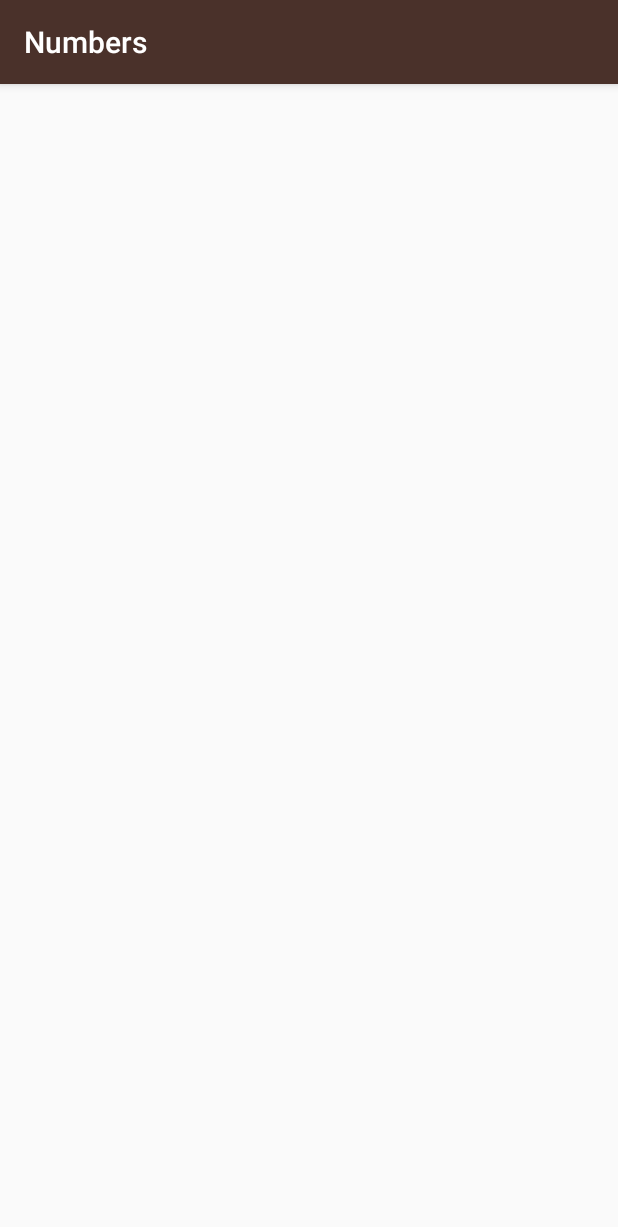
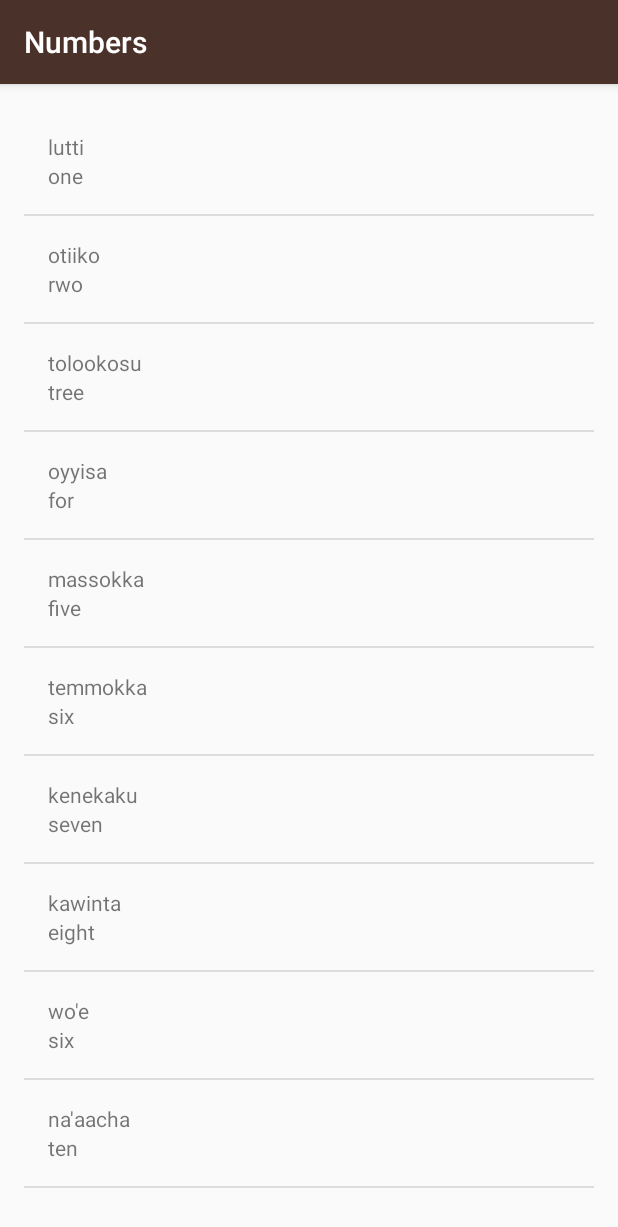
Before and after one commit to Ex13m/udacity-intents-and-activities-Miwok, an Android app: the NumbersActivity screen opened directly, with no data from a screen before it, on a phone screen of 412 x 824 dp. Shown: the top 1227 px of the screen. Run offline under Robolectric (Android 15) with nearby library versions, the phone set to English and light mode, and no system bars.

Commit message:
Images and visual polish.

```diff
--- a/app/src/main/java/com/example/android/miwok/MainActivity.java
+++ b/app/src/main/java/com/example/android/miwok/MainActivity.java
@@ -32,10 +32,9 @@ public class MainActivity extends AppCompatActivity {
     @Override
     protected void onCreate(Bundle savedInstanceState) {
         super.onCreate(savedInstanceState);
-
-
         // Set the content of the activity to use the activity_main.xml layout file
         setContentView(R.layout.activity_main);
+
 
         // Find the View that shows the numbers category
         TextView numbers = (TextView) findViewById(R.id.numbers);
--- a/app/src/main/java/com/example/android/miwok/NumbersActivity.java
+++ b/app/src/main/java/com/example/android/miwok/NumbersActivity.java
@@ -4,13 +4,15 @@ import android.support.v7.app.ActionBar;
 import android.support.v7.app.AppCompatActivity;
 import android.os.Bundle;
 import android.util.Log;
+import android.widget.ArrayAdapter;
 import android.widget.LinearLayout;
+import android.widget.ListView;
 import android.widget.TextView;
 import android.widget.Toast;
 
 import java.util.ArrayList;
 
-import static com.example.android.miwok.R.id.rootView;
+
 
 public class NumbersActivity extends AppCompatActivity {
 
@@ -18,46 +20,44 @@ public class NumbersActivity extends AppCompatActivity {
     @Override
     protected void onCreate(Bundle savedInstanceState) {
         super.onCreate(savedInstanceState);
-
-        ArrayList<String> words = new ArrayList<String>();
-
-        words.add(0,"one");
-        words.add(1,"two");
-        words.add(2,"tree");
-        words.add(3,"for");
-        words.add(4,"five");
-        words.add(5,"six");
-        words.add(6,"seven");
-        words.add(7,"eight");
-        words.add(8,"nine");
-        words.add(9,"ten");
+        setContentView(R.layout.word_list);
 
 
-        LinearLayout rootView = (LinearLayout)findViewById(R.id.rootView);
+        // Create a list of words
+        ArrayList<Word> words = new ArrayList<Word>();
 
-        int index=0;
-        Log.v("NumbersActivity","Index"+" " + "+"+" "+ index);
-        TextView wordView = new TextView(this);
-        wordView.setText(words.get(index));
-        rootView.addView(wordView);
+        words.add(new Word ("one","lutti"));
+        words.add(new Word ("rwo","otiiko"));
+        words.add(new Word ("tree","tolookosu"));
+        words.add(new Word ("for","oyyisa"));
+        words.add(new Word ("five","massokka"));
+        words.add(new Word ("six","temmokka"));
+        words.add(new Word ("seven","kenekaku"));
+        words.add(new Word ("eight","kawinta"));
+        words.add(new Word ("six","wo'e"));
+        words.add(new Word ("ten","na'aacha"));
+
+        // Create an {@link ArrayAdapter}, whose data source is a list of Strings. The
+        // adapter knows how to create layouts for each item in the list, using the
+        // simple_list_item_1.xml layout resource defined in the Android framework.
+        // This list item layout contains a single {@link TextView}, which the adapter will set to
+        // display a single word.
+       WordAdapter adapter = new WordAdapter(this,  words);
+
+        // Find the {@link ListView} object in the view hierarchy of the {@link Activity}.
+        // There should be a {@link ListView} with the view ID called list, which is declared in the
+        // activity_numbers.xml layout file.
+        ListView listView = (ListView) findViewById(R.id.list);
+
+        // Make the {@link ListView} use the {@link ArrayAdapter} we created above, so that the
+        // {@link ListView} will display list items for each word in the list of words.
+        // Do this by calling the setAdapter method on the {@link ListView} object and pass in
+        // 1 argument, which is the {@link ArrayAdapter} with the variable name itemsAdapter.
+
+        assert listView != null;
+        listView.setAdapter(adapter);
 
 
-        index++;
-        Log.v("NumbersActivity","Index"+" " + "+"+" "+ index);
-        TextView wordView2 = new TextView(this);
-        wordView2.setText(words.get(index));
-        rootView.addView(wordView2);
-
-        index++;
-        Log.v("NumbersActivity","Index"+" " + "+"+" "+ index);
-        TextView wordView3 = new TextView(this);
-        wordView3.setText(words.get(index));
-        rootView.addView(wordView3);
-
-
-
-//        for (int i = 0; i < words.size(); i++) {
-//            Log.v("NumbersActivity","Word at index" + " " + i+" "+"="+" "+ words.get(i));
         }
 
 
--- /dev/null
+++ b/app/src/main/java/com/example/android/miwok/Word.java
@@ -0,0 +1,50 @@
+/*
+ * Copyright (c) 2017. Lorem ipsum dolor sit amet, consectetur adipiscing elit.
+ * Morbi non lorem porttitor neque feugiat blandit. Ut vitae ipsum eget quam lacinia accumsan.
+ * Etiam sed turpis ac ipsum condimentum fringilla. Maecenas magna.
+ * Proin dapibus sapien vel ante. Aliquam erat volutpat. Pellentesque sagittis ligula eget metus.
+ * Vestibulum commodo. Ut rhoncus gravida arcu.
+ */
+
+package com.example.android.miwok;
+
+/**
+ * Created by admin on 19.05.2017.
+ */
+
+
+    public class Word {
+
+        /** Default translation for the word */
+        private String mDefaultTranslation;
+
+        /** Miwok translation for the word */
+        private String mMiwokTranslation;
+
+        /**
+         * Create a new Word object.
+         *
+         * @param defaultTranslation is the word in a language that the user is already familiar with
+         *                           (such as English)
+         * @param miwokTranslation is the word in the Miwok language
+         */
+        public Word(String defaultTranslation, String miwokTranslation) {
+            mDefaultTranslation = defaultTranslation;
+            mMiwokTranslation = miwokTranslation;
+        }
+
+        /**
+         * Get the default translation of the word.
+         */
+        public String getDefaultTranslation() {
+            return mDefaultTranslation;
+        }
+
+        /**
+         * Get the Miwok translation of the word.
+         */
+        public String getMiwokTranslation() {
+            return mMiwokTranslation;
+        }
+
+    }
--- /dev/null
+++ b/app/src/main/java/com/example/android/miwok/WordAdapter.java
@@ -0,0 +1,79 @@
+/*
+ * Copyright (c) 2017. Lorem ipsum dolor sit amet, consectetur adipiscing elit.
+ * Morbi non lorem porttitor neque feugiat blandit. Ut vitae ipsum eget quam lacinia accumsan.
+ * Etiam sed turpis ac ipsum condimentum fringilla. Maecenas magna.
+ * Proin dapibus sapien vel ante. Aliquam erat volutpat. Pellentesque sagittis ligula eget metus.
+ * Vestibulum commodo. Ut rhoncus gravida arcu.
+ */
+
+package com.example.android.miwok;
+import android.app.Activity;
+import android.view.LayoutInflater;
+import android.view.View;
+import android.view.ViewGroup;
+import android.widget.ArrayAdapter;
+import android.widget.TextView;
+import java.util.ArrayList;
+
+
+/**
+ * Created by admin on 22.05.2017.
+ */
+
+public class WordAdapter extends ArrayAdapter <Word> {
+
+
+
+
+    /**
+     * This is our own custom constructor (it doesn't mirror a superclass constructor).
+     * The context is used to inflate the layout file, and the list is the data we want
+     * to populate into the lists.
+     *
+     * @param context        The current context. Used to inflate the layout file.
+     * @param words A List of AndroidFlavor objects to display in a list
+     */
+    public WordAdapter(Activity context, ArrayList<Word> words) {
+        // Here, we initialize the ArrayAdapter's internal storage for the context and the list.
+        // the second argument is used when the ArrayAdapter is populating a single TextView.
+        // Because this is a custom adapter for two TextViews and an ImageView, the adapter is not
+        // going to use this second argument, so it can be any value. Here, we used 0.
+        super(context, 0, words);
+    }
+
+    /**
+     * Provides a view for an AdapterView (ListView, GridView, etc.)
+     *
+     * @param position The position in the list of data that should be displayed in the
+     *                 list item view.
+     * @param convertView The recycled view to populate.
+     * @param parent The parent ViewGroup that is used for inflation.
+     * @return The View for the position in the AdapterView.
+     */
+    @Override
+    public View getView(int position, View convertView, ViewGroup parent) {
+        // Check if the existing view is being reused, otherwise inflate the view
+        View listItemView = convertView;
+        if(listItemView == null) {
+            listItemView = LayoutInflater.from(getContext()).inflate(
+                    R.layout.list_item, parent, false);
+        }
+
+        // Get the {@link AndroidFlavor} object located at this position in the list
+        Word currentWord = getItem(position);
+        // Find the TextView in the list_item.xml layout with the ID version_name
+        TextView miwokTextView = (TextView) listItemView.findViewById(R.id.miwok_text_view);
+        // Get the version name from the current AndroidFlavor object and
+        // set this text on the name TextView
+        assert currentWord != null;
+        miwokTextView.setText(currentWord.getMiwokTranslation());
+        // Find the TextView in the list_item.xml layout with the ID version_number
+        TextView defaultTextView  = (TextView) listItemView.findViewById(R.id.default_text_view);
+        // Get the version number from the current AndroidFlavor object and
+        // set this text on the number TextView
+        defaultTextView.setText(currentWord.getDefaultTranslation());
+        // Return the whole list item layout (containing 2 TextViews and an ImageView)
+        // so that it can be shown in the ListView
+        return listItemView;
+    }
+}
--- /dev/null
+++ b/app/src/main/res/layout/list_item.xml
@@ -0,0 +1,20 @@
+<?xml version="1.0" encoding="utf-8"?>
+<LinearLayout xmlns:android="http://schemas.android.com/apk/res/android"
+    xmlns:tools="http://schemas.android.com/tools"
+    android:orientation="vertical" android:layout_width="match_parent"
+    android:layout_height="match_parent"
+    android:padding="16dp">
+
+
+    <TextView
+        android:id="@+id/miwok_text_view"
+        android:layout_width="match_parent"
+        android:layout_height="wrap_content"
+        tools:text="lutti"/>
+
+    <TextView
+        android:id="@+id/default_text_view"
+        android:layout_width="match_parent"
+        android:layout_height="wrap_content"
+        tools:text="one" />
+</LinearLayout>
--- /dev/null
+++ b/app/src/main/res/layout/word_list.xml
@@ -0,0 +1,22 @@
+<?xml version="1.0" encoding="utf-8"?>
+<!-- Copyright (C) 2016 The Android Open Source Project
+     Licensed under the Apache License, Version 2.0 (the "License");
+     you may not use this file except in compliance with the License.
+     You may obtain a copy of the License at
+          http://www.apache.org/licenses/LICENSE-2.0
+     Unless required by applicable law or agreed to in writing, software
+     distributed under the License is distributed on an "AS IS" BASIS,
+     WITHOUT WARRANTIES OR CONDITIONS OF ANY KIND, either express or implied.
+     See the License for the specific language governing permissions and
+     limitations under the License.
+-->
+<ListView xmlns:android="http://schemas.android.com/apk/res/android"
+    xmlns:tools="http://schemas.android.com/tools"
+    android:id="@+id/list"
+    android:orientation="vertical"
+    android:layout_width="match_parent"
+    android:layout_height="match_parent"
+    android:paddingBottom="@dimen/activity_vertical_margin"
+    android:paddingLeft="@dimen/activity_horizontal_margin"
+    android:paddingRight="@dimen/activity_horizontal_margin"
+    android:paddingTop="@dimen/activity_vertical_margin" />
```
Also changed, not shown: app/src/main/java/com/example/android/miwok/ColorsActivity.java (+28 -1 lines), app/src/main/java/com/example/android/miwok/FamilyActivity.java (+30 -1 lines), app/src/main/java/com/example/android/miwok/PhrasesActivity.java (+29 -1 lines), app/src/main/res/layout/activity_colors.xml (deleted, +0 -9 lines), app/src/main/res/layout/activity_family.xml (deleted, +0 -9 lines), app/src/main/res/layout/activity_numbers.xml (deleted, +0 -12 lines), app/src/main/res/layout/activity_phrases.xml (deleted, +0 -9 lines).
